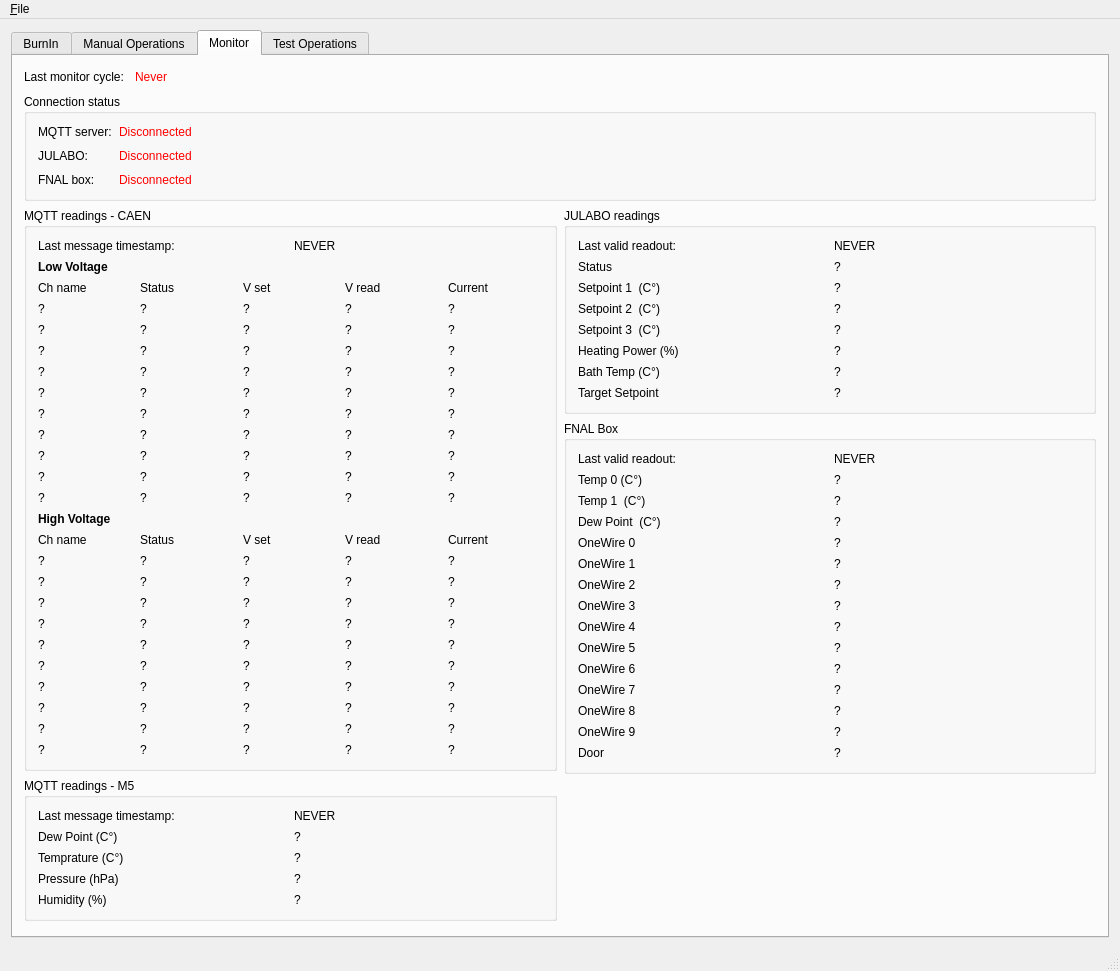
pisaoutertracker/BurnIn_Controller, file GUI.ui: the form before one commit.
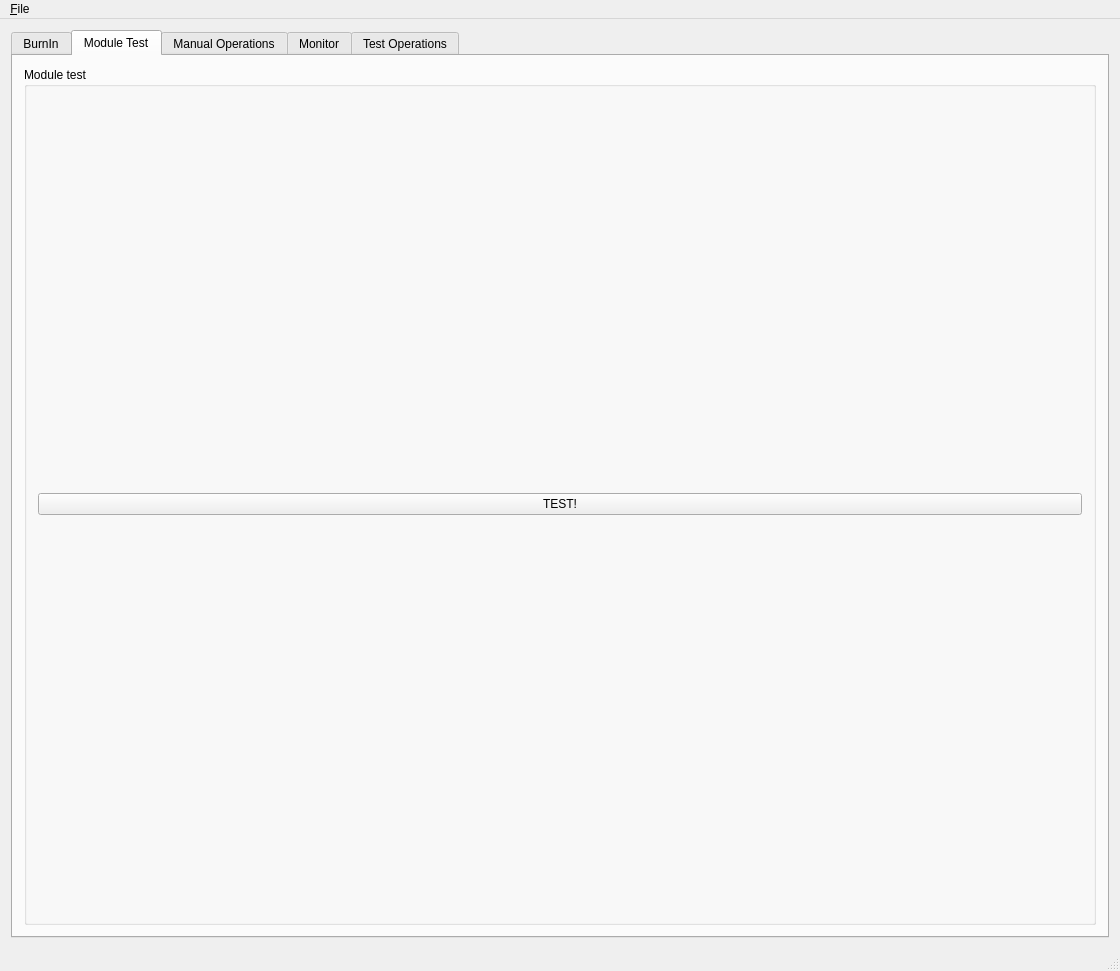
The form after the commit. Icons and pictures are not drawn. Custom widgets are drawn as their Qt base class.

Commit message: New Module Test page

```diff
--- a/GUI.ui
+++ b/GUI.ui
@@ -38,7 +38,7 @@
        </font>
       </property>
       <property name="currentIndex">
-       <number>2</number>
+       <number>1</number>
       </property>
       <widget class="QWidget" name="BurnIn_tab">
        <attribute name="title">
@@ -70,6 +70,33 @@
         </item>
        </layout>
       </widget>
+      <widget class="QWidget" name="ModuleTest_tab">
+       <attribute name="title">
+        <string>Module Test</string>
+       </attribute>
+       <layout class="QGridLayout" name="gridLayout_10">
+        <item row="0" column="0">
+         <widget class="QGroupBox" name="groupBox_13">
+          <property name="title">
+           <string>Module test</string>
+          </property>
+          <layout class="QVBoxLayout" name="verticalLayout_13">
+           <item>
+            <layout class="QVBoxLayout" name="verticalLayout_15">
+             <item>
+              <widget class="QPushButton" name="Ctrl_StartTest_btn">
+               <property name="text">
+                <string>TEST!</string>
+               </property>
+              </widget>
+             </item>
+            </layout>
+           </item>
+          </layout>
+         </widget>
+        </item>
+       </layout>
+      </widget>
       <widget class="QWidget" name="ManualOp_tab">
        <attribute name="title">
         <string>Manual Operations</string>
@@ -777,26 +804,6 @@
           </layout>
          </widget>
         </item>
-        <item>
-         <widget class="QGroupBox" name="groupBox_13">
-          <property name="title">
-           <string>Module test</string>
-          </property>
-          <layout class="QVBoxLayout" name="verticalLayout_13">
-           <item>
-            <layout class="QHBoxLayout" name="horizontalLayout_2">
-             <item>
-              <widget class="QPushButton" name="Ctrl_StartTest_btn">
-               <property name="text">
-                <string>TEST!</string>
-               </property>
-              </widget>
-             </item>
-            </layout>
-           </item>
-          </layout>
-         </widget>
-        </item>
        </layout>
       </widget>
       <widget class="QWidget" name="Monitor_tab">
@@ -968,7 +975,6 @@
                  <property name="font">
                   <font>
                    <pointsize>9</pointsize>
-                   <weight>75</weight>
                    <bold>true</bold>
                   </font>
                  </property>
@@ -1371,7 +1377,6 @@
                  <property name="font">
                   <font>
                    <pointsize>9</pointsize>
-                   <weight>75</weight>
                    <bold>true</bold>
                   </font>
                  </property>
```
Left out of the diff: 9 changed lines with no effect on the pictures.
